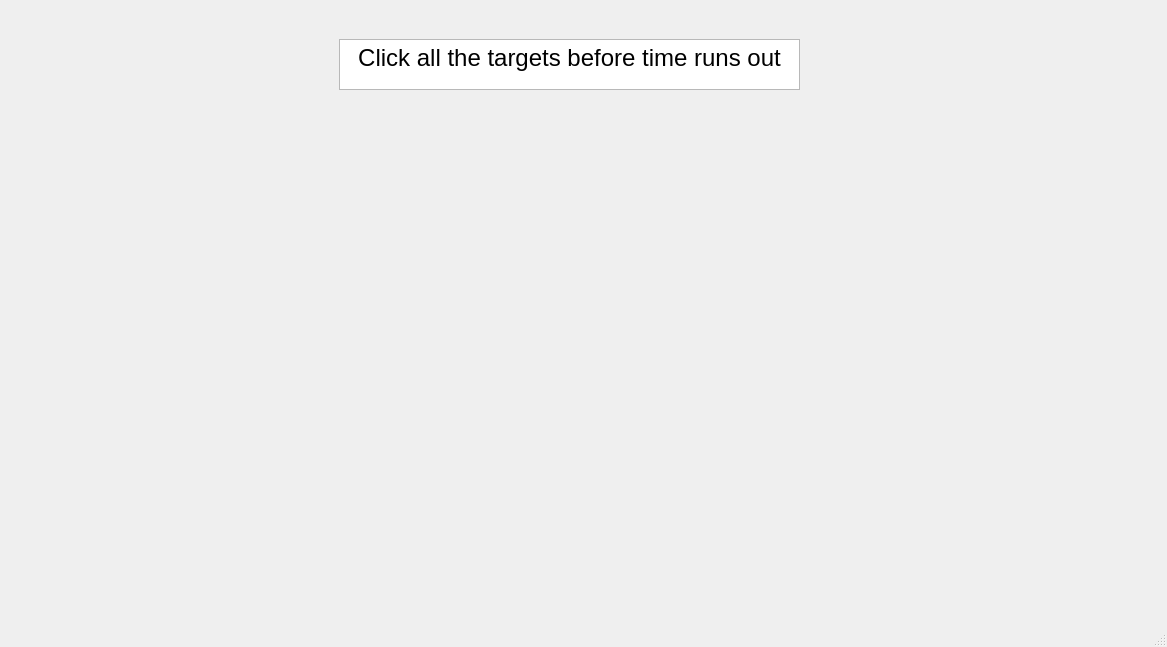
Before: the Qt Designer form game.ui in PaulStratton56/GraulioWare, drawn with Qt 5.
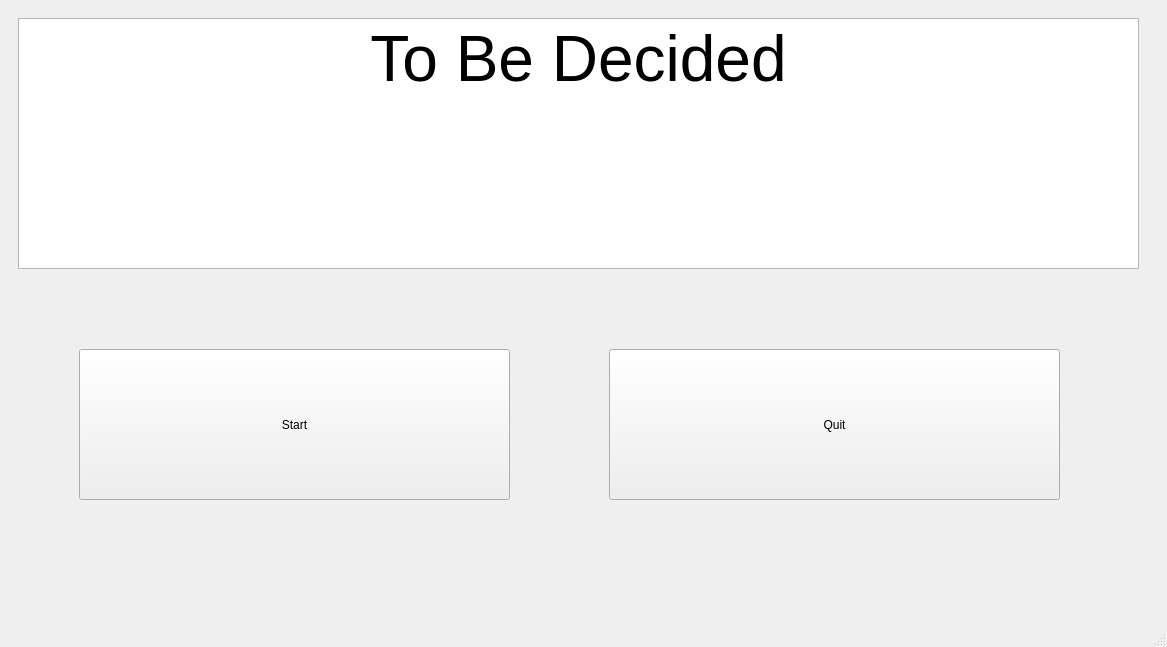
After: the same form once the commit is applied. The open tabs and pages were chosen to show the change.

Patch:
```diff
--- a/game.ui
+++ b/game.ui
@@ -161,28 +161,6 @@
         </property>
        </widget>
       </widget>
-      <widget class="QWidget" name="TargetPractice">
-       <widget class="QTextBrowser" name="textBrowser_6">
-        <property name="geometry">
-         <rect>
-          <x>330</x>
-          <y>30</y>
-          <width>461</width>
-          <height>51</height>
-         </rect>
-        </property>
-        <property name="html">
-         <string>&lt;!DOCTYPE HTML PUBLIC &quot;-//W3C//DTD HTML 4.0//EN&quot; &quot;http://www.w3.org/TR/REC-html40/strict.dtd&quot;&gt;
-&lt;html&gt;&lt;head&gt;&lt;meta name=&quot;qrichtext&quot; content=&quot;1&quot; /&gt;&lt;meta charset=&quot;utf-8&quot; /&gt;&lt;style type=&quot;text/css&quot;&gt;
-p, li { white-space: pre-wrap; }
-hr { height: 1px; border-width: 0; }
-li.unchecked::marker { content: &quot;\2610&quot;; }
-li.checked::marker { content: &quot;\2612&quot;; }
-&lt;/style&gt;&lt;/head&gt;&lt;body style=&quot; font-family:'Segoe UI'; font-size:9pt; font-weight:400; font-style:normal;&quot;&gt;
-&lt;p align=&quot;center&quot; style=&quot; margin-top:0px; margin-bottom:0px; margin-left:0px; margin-right:0px; -qt-block-indent:0; text-indent:0px;&quot;&gt;&lt;span style=&quot; font-size:18pt;&quot;&gt;Click all the targets before time runs out&lt;/span&gt;&lt;/p&gt;&lt;/body&gt;&lt;/html&gt;</string>
-        </property>
-       </widget>
-      </widget>
       <widget class="QWidget" name="ArrowKeys">
        <widget class="QTextBrowser" name="textBrowser_4">
         <property name="geometry">
```
Left out of the diff: 4 changed lines with no effect on the pictures.
